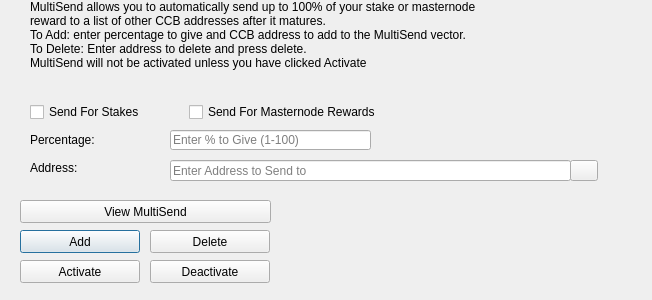
CryptoCashBack-Hub/CCBC, file src/qt/forms/multisenddialog.ui: the form before one commit.
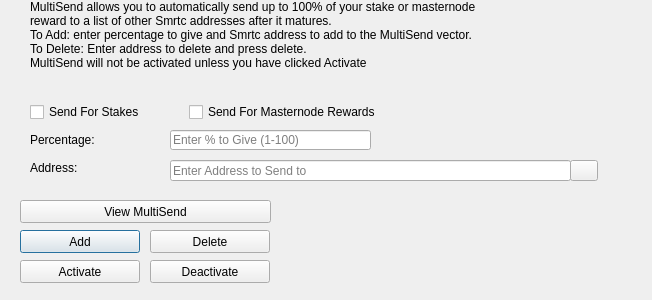
The form after the commit. Icons and pictures are not drawn.

Patch:
```diff
--- a/src/qt/forms/multisenddialog.ui
+++ b/src/qt/forms/multisenddialog.ui
@@ -61,8 +61,8 @@
     <number>1</number>
    </property>
    <property name="text">
-    <string>MultiSend allows you to automatically send up to 100% of your stake or masternode reward to a list of other CCB addresses after it matures.
-To Add: enter percentage to give and CCB address to add to the MultiSend vector.
+    <string>MultiSend allows you to automatically send up to 100% of your stake or masternode reward to a list of other Smrtc addresses after it matures.
+To Add: enter percentage to give and Smrtc address to add to the MultiSend vector.
 To Delete: Enter address to delete and press delete.
 MultiSend will not be activated unless you have clicked Activate</string>
    </property>
```
Left out of the diff: 4 changed lines with no effect on the pictures.
